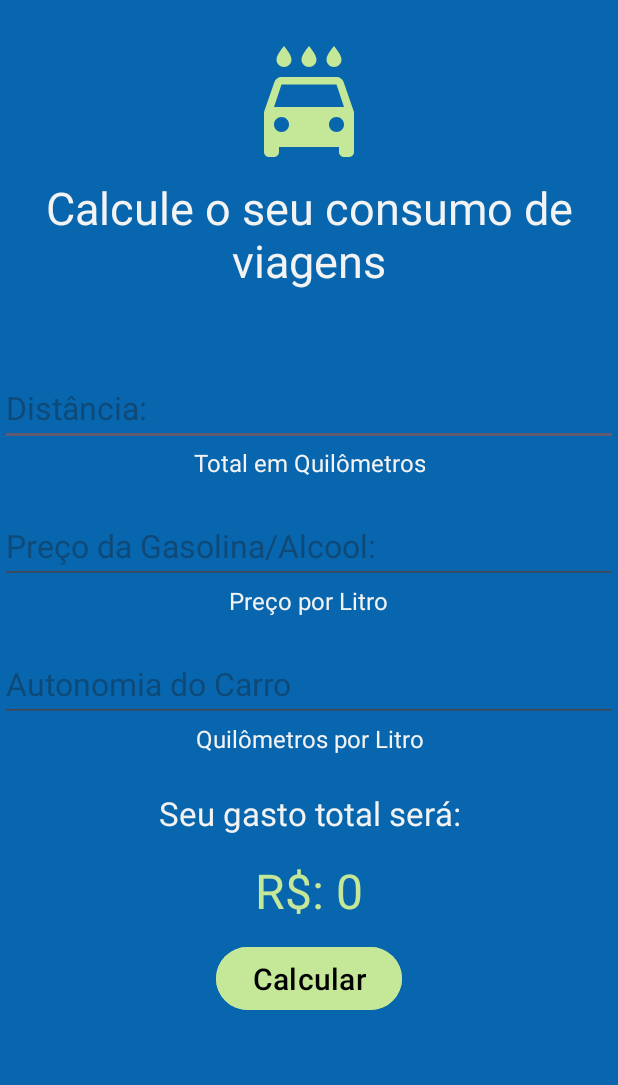
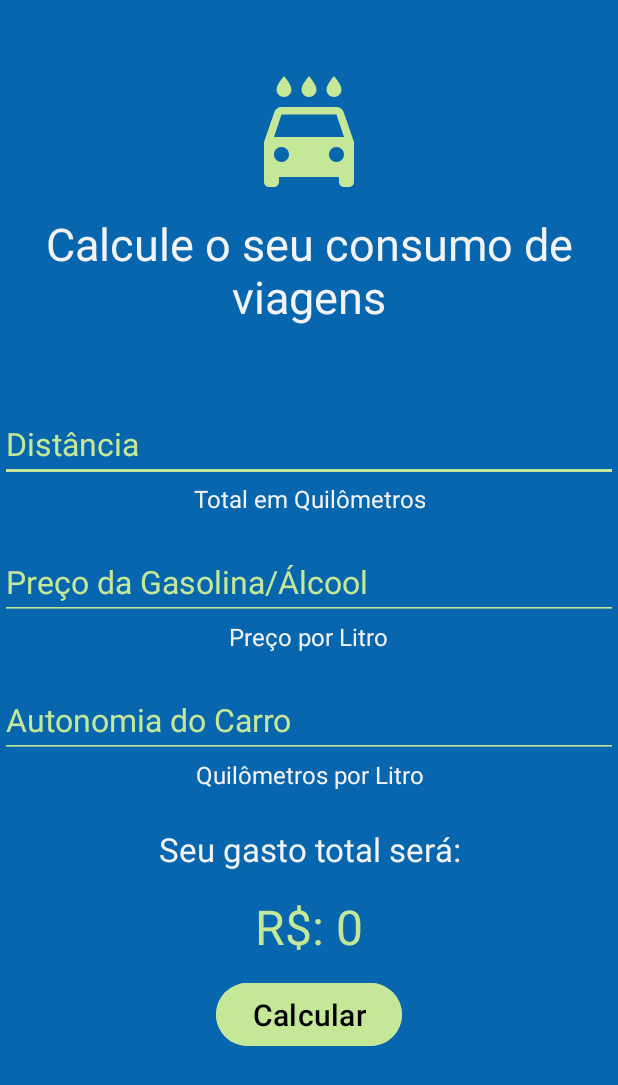
Before and after one commit to deniserisia/aplicativo-consumo-carro, an Android app: the screen it shows after launch (MainActivity), on a phone screen of 412 x 824 dp. Shown: the top 1085 px of the screen. Run offline under Robolectric (Android 15) with nearby library versions, the phone set to English and light mode, and no system bars.

Commit message:
layout ok e atributos tbm

```diff
--- a/src/main/res/layout/activity_main.xml
+++ b/src/main/res/layout/activity_main.xml
@@ -12,7 +12,7 @@
     <ImageView
         android:id="@+id/imageIcon"
         android:layout_height="80dp"
-        android:layout_marginTop="28sp"
+        android:layout_marginTop="48sp"
         android:layout_width="80dp"
         android:layout_gravity="center"
         android:gravity="center"
@@ -25,7 +25,7 @@
         android:gravity="center"
         android:textColor="@color/name_cabecalho"
         android:textSize="30sp"
-        android:layout_marginTop="10sp"
+        android:layout_marginTop="14sp"
         android:layout_width="wrap_content"
         android:layout_height="wrap_content"/>
 
@@ -33,7 +33,9 @@
         android:id="@+id/textDistancia"
         android:layout_marginTop="53dp"
         android:hint="@string/textDistancia"
-        android:textColor="@color/atributos"
+        android:textColor="@color/white"
+        android:textColorHint="@color/atributos"
+        android:backgroundTint="@color/atributos"
         android:textSize="21sp"
         android:layout_width="match_parent"
         android:layout_height="50dp"
@@ -52,7 +54,9 @@
         android:id="@+id/totalPreco"
         android:layout_marginTop="20dp"
         android:hint="@string/totalPreco"
-        android:textColor="@color/atributos"
+        android:textColor="@color/white"
+        android:textColorHint="@color/atributos"
+        android:backgroundTint="@color/atributos"
         android:textSize="21sp"
         android:layout_width="match_parent"
         android:layout_height="50dp"
@@ -71,7 +75,9 @@
         android:id="@+id/textAutonomia"
         android:layout_marginTop="20dp"
         android:hint="@string/textAutonomia"
-        android:textColor="@color/atributos"
+        android:textColor="@color/white"
+        android:textColorHint="@color/atributos"
+        android:backgroundTint="@color/atributos"
         android:textSize="21sp"
         android:layout_width="match_parent"
         android:layout_height="50dp"
@@ -116,6 +122,7 @@
         android:layout_gravity="center"
         android:gravity="center"
         android:layout_width="wrap_content"
+        android:textStyle="normal"
         android:layout_height="50sp"/>
 
 
--- a/src/main/res/values-night/themes.xml
+++ b/src/main/res/values-night/themes.xml
@@ -1,6 +1,7 @@
 <resources xmlns:tools="http://schemas.android.com/tools">
     <!-- Base application theme. -->
     <style name="Base.Theme.AppCarroConsumo" parent="Theme.Material3.DayNight.NoActionBar">
+        <item name="android:textColor">@color/atributos</item>
         <!-- Customize your dark theme here. -->
         <!-- <item name="colorPrimary">@color/my_dark_primary</item> -->
     </style>
--- a/src/main/res/values/strings.xml
+++ b/src/main/res/values/strings.xml
@@ -1,9 +1,9 @@
 <resources>
     <string name="app_name">appCarroConsumo</string>
     <string name="textCabecalho"> Calcule o seu consumo de viagens </string>
-    <string name="textDistancia"> Distância: </string>
+    <string name="textDistancia"> Distância </string>
     <string name="totalkm"> Total em Quilômetros </string>
-    <string name="totalPreco"> Preço da Gasolina/Alcool: </string>
+    <string name="totalPreco"> Preço da Gasolina/Álcool </string>
     <string name="precoLitro"> Preço por Litro </string>
     <string name="textAutonomia"> Autonomia do Carro </string>
     <string name="kmporlitros"> Quilômetros por Litro</string>
--- a/src/main/res/values/themes.xml
+++ b/src/main/res/values/themes.xml
@@ -2,11 +2,8 @@
     <!-- Base application theme. -->
     <style name="Base.Theme.AppCarroConsumo" parent="Theme.Material3.DayNight.NoActionBar">
         <!-- Customize your light theme here. -->
+        <item name="android:textColor">@color/atributos</item>
         <!-- <item name="colorPrimary">@color/my_light_primary</item> -->
-    </style>
-
-    <style name="AppTheme" parent="Theme.AppCompat.Light.DarkActionBar">
-        <item name="android:textColor">@color/atributos</item>
     </style>
 
     <style name="Theme.AppCarroConsumo" parent="Base.Theme.AppCarroConsumo" />
```
